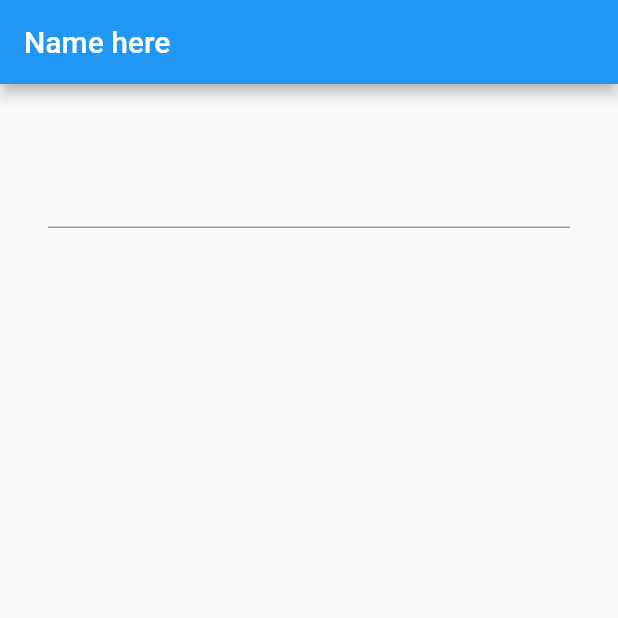
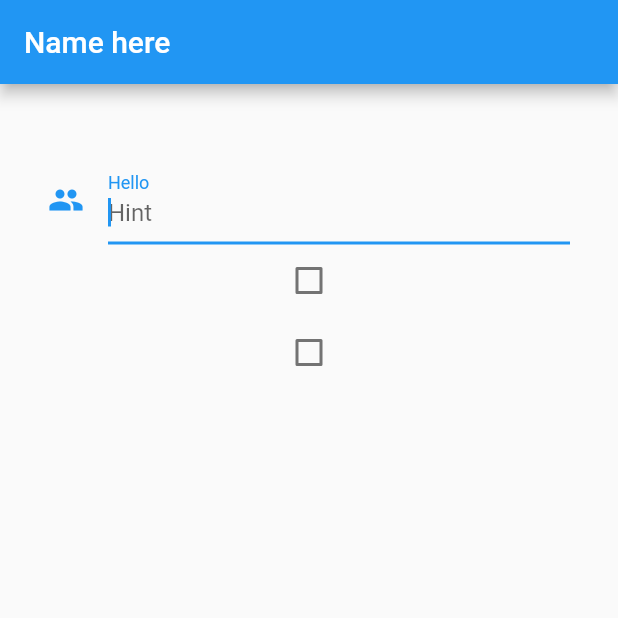
Before and after one commit to RandilCPiumantha/flutter-demo, a Flutter app: the screen it shows after launch, on a phone screen of 412 x 824 dp, the top half of it. Run offline on Flutter 3.47's test engine with Material 2 defaults, Android fonts, the phone set to English and light mode, and no system bars.

```diff
--- a/lib/main.dart
+++ b/lib/main.dart
@@ -1,3 +1,4 @@
+import 'package:flutter/cupertino.dart';
 import 'package:flutter/material.dart';
 
 
@@ -16,13 +17,20 @@ class _State extends State<MyApp>{
 
   String _value = " ";
   int _num1 = 0;
+  bool? _value1 = false;
+  bool? _value2 = false;
+
+
+  void _value1Changed(bool? value) => setState(() => _value1 = value);
+  void _value2Changed(bool? value) => setState(() => _value2 = value);
+
 
   void _onChange(String value){
-    setState(() =>_value = "Change ${_value}");
+    setState(() =>_value = "Change ${value}");
   }
 
   void _onSubmit(String value){
-    setState(() =>_value = "Submit ${_value}");
+    setState(() =>_value = "Submit ${value}");
   }
 
   void _add(){
@@ -53,10 +61,22 @@ class _State extends State<MyApp>{
         padding: new EdgeInsets.all(32.0),
         child: new Center(
           child: new Column(
-            children: [
+            children:<Widget> [
               new Text(_value),
-              new TextField()
-
+              new TextField(
+                decoration: new InputDecoration(
+                  labelText: 'Hello',
+                  hintText: 'Hint',
+                  icon: new Icon(Icons.people)
+                ),
+                autocorrect: true,
+                autofocus: true,
+                keyboardType: TextInputType.text,
+                onChanged: _onChange,
+                onSubmitted: _onSubmit,
+              ),
+            new Checkbox(value:_value1, onChanged:_value1Changed),
+              new Checkbox(value:_value2, onChanged:_value2Changed),
             ],
           ),
         ),
```
